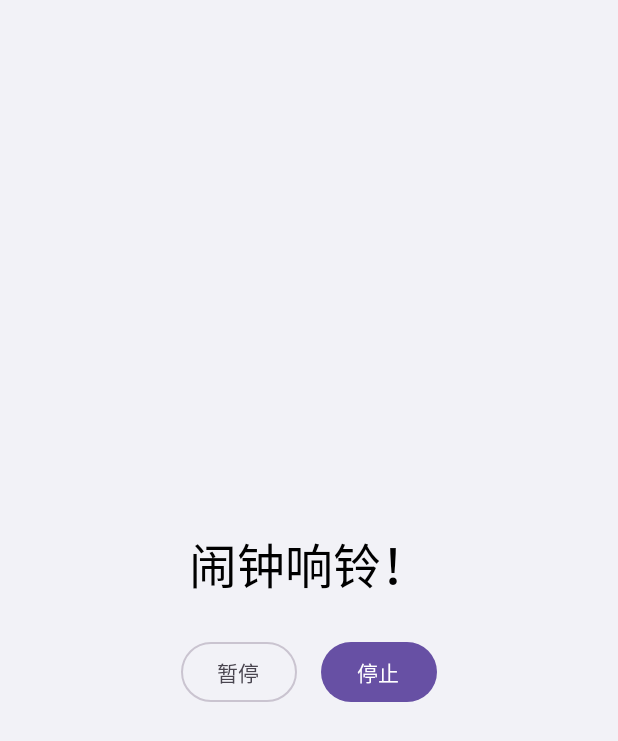
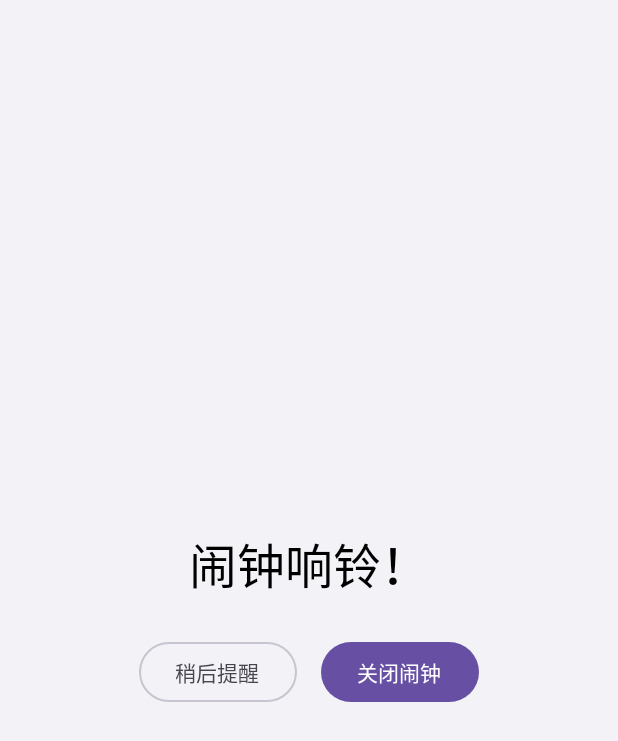
Before and after one commit to LAW-t/alarm_clock, an Android app built with Jetpack Compose: the AlarmActivity screen opened directly, with no data from a screen before it, on a phone screen of 412 x 824 dp. Shown: the top 741 px of the screen. Run offline under Robolectric (Android 15) with nearby library versions, the phone set to English and light mode, and no system bars; our stand-ins replace Dagger/Hilt's generated code, window size class.

Commit message:
更新闹钟界面文本

```diff
--- a/app/src/main/java/com/example/alarm_clock_2/alarm/AlarmActivity.kt
+++ b/app/src/main/java/com/example/alarm_clock_2/alarm/AlarmActivity.kt
@@ -76,7 +76,7 @@ private fun AlarmScreen(shift: String?, onDismiss: () -> Unit) {
                     })
                     onDismiss()
                 }) {
-                    Text("暂停")
+                    Text("稍后提醒")
                 }
                 Button(onClick = {
                     context.startForegroundService(Intent(context, AlarmService::class.java).apply {
@@ -84,7 +84,7 @@ private fun AlarmScreen(shift: String?, onDismiss: () -> Unit) {
                     })
                     onDismiss()
                 }) {
-                    Text("停止")
+                    Text("关闭闹钟")
                 }
             }
         }
--- a/app/src/main/java/com/example/alarm_clock_2/alarm/AlarmService.kt
+++ b/app/src/main/java/com/example/alarm_clock_2/alarm/AlarmService.kt
@@ -269,8 +269,8 @@ class AlarmService : Service() {
             .setContentTitle("闹钟响铃")
             .setContentText("闹钟正在响铃…")
             .setSmallIcon(android.R.drawable.ic_lock_idle_alarm)
-            .addAction(android.R.drawable.ic_media_pause, "暂停", pausePending)
-            .addAction(android.R.drawable.ic_menu_close_clear_cancel, "停止", stopPending)
+            .addAction(android.R.drawable.ic_media_pause, "稍后提醒", pausePending)
+            .addAction(android.R.drawable.ic_menu_close_clear_cancel, "关闭闹钟", stopPending)
             // Make the whole notification clickable as well, opening the full-screen alarm UI
             .setContentIntent(fullScreenPending)
             .setCategory(NotificationCompat.CATEGORY_ALARM)
```
